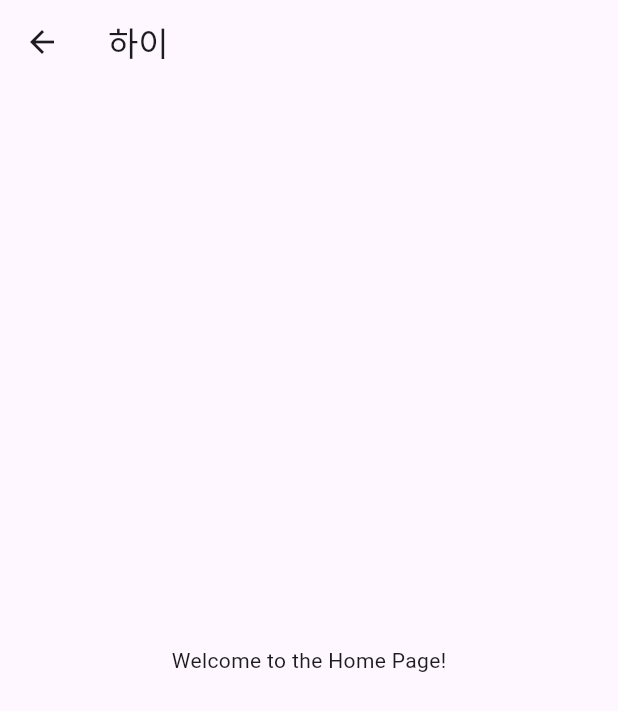
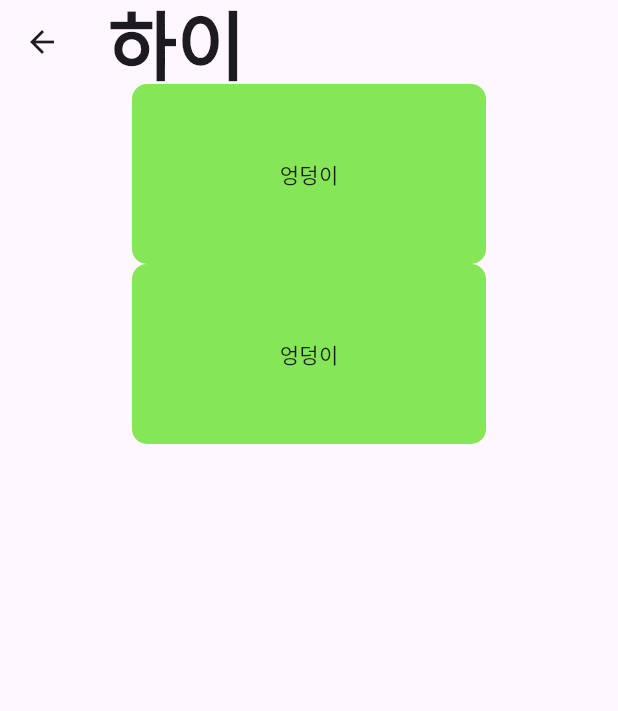
Before and after one commit to Living-Share/app_flutter, a Flutter app: the screen it shows after launch, on a phone screen of 412 x 824 dp. Shown: the top 711 px of the screen. Run offline on Flutter 3.47's test engine with Material 3 defaults, Android fonts, the phone set to English and light mode, and no system bars; our stand-ins replace flutter_svg, get; Roboto replaces fonts that are missing (Pretendard).

Commit message:
ADD: DoWorkContainer 추가

```diff
--- a/analysis_options.yaml
+++ b/analysis_options.yaml
@@ -7,6 +7,9 @@
 
 # The following line activates a set of recommended lints for Flutter apps,
 # packages, and plugins designed to encourage good coding practices.
+analyzer:
+  errors:
+    non_constant_identifier_names: ignore
 include: package:flutter_lints/flutter.yaml
 
 linter:
--- a/lib/main.dart
+++ b/lib/main.dart
@@ -33,7 +33,7 @@ class _LoadingPageState extends State<LoadingPage> {
   void initState() {
     super.initState();
     // 5초 후에 HomePage로 이동
-    Future.delayed(const Duration(seconds: 5), () {
+    Future.delayed(const Duration(seconds: 3), () {
       Get.to(const HomePage());
     });
   }
--- a/lib/style/components/app_bar.dart
+++ b/lib/style/components/app_bar.dart
@@ -1,7 +1,13 @@
+import 'dart:async';
+
 import 'package:flutter/material.dart';
+import 'package:living_share_app/style/theme/Text.dart';
 
 AppBar CustomAppbar() {
   return AppBar(
-    title: const Text("하이"),
+    title: const Text(
+      "하이",
+      style: TextStyles.bold_50,
+    ),
   );
 }
--- /dev/null
+++ b/lib/style/components/container_box.dart
@@ -0,0 +1,26 @@
+import 'package:flutter/material.dart';
+import 'package:get/get.dart';
+import 'package:get/get_core/src/get_main.dart';
+import 'package:living_share_app/style/theme/Colors.dart';
+
+Container DoWorkContainer() {
+  return Container(
+    padding: const EdgeInsets.fromLTRB(44, 0, 44, 0),
+    child: Column(
+      mainAxisAlignment: MainAxisAlignment.start,
+      children: [
+        Container(
+          width: Get.width,
+          height: 120,
+          decoration: BoxDecoration(
+            borderRadius: BorderRadius.circular(10),
+            color: ThemeColors.primary,
+          ),
+          child: const Center(
+            child: Text("엉덩이"),
+          ),
+        )
+      ],
+    ),
+  );
+}
--- a/lib/ui/homePage/home_page.dart
+++ b/lib/ui/homePage/home_page.dart
@@ -1,5 +1,8 @@
 import 'package:flutter/material.dart';
+import 'package:get/get.dart';
 import 'package:living_share_app/style/components/app_bar.dart';
+import 'package:living_share_app/style/components/container_box.dart';
+import 'package:living_share_app/style/theme/Colors.dart';
 
 class HomePage extends StatelessWidget {
   const HomePage({super.key});
@@ -8,8 +11,15 @@ class HomePage extends StatelessWidget {
   Widget build(BuildContext context) {
     return Scaffold(
       appBar: CustomAppbar(),
-      body: const Center(
-        child: Text('Welcome to the Home Page!'),
+      body: Container(
+        padding: const EdgeInsets.fromLTRB(44, 0, 44, 0),
+        child: Column(
+          mainAxisAlignment: MainAxisAlignment.start,
+          children: [
+            DoWorkContainer(),
+            DoWorkContainer(),
+          ],
+        ),
       ),
     );
   }
```
